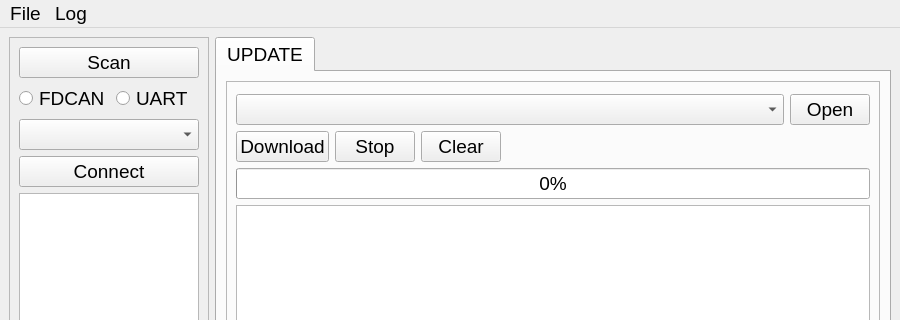
Above: software/fdcan-gui/ui/ui_main.ui from chcbaram/stm32g4-fdcan before the change; both pictures show x 0 to 900 and y 0 to 320 of the 900 by 562 pixel window. Below: the same form after it.
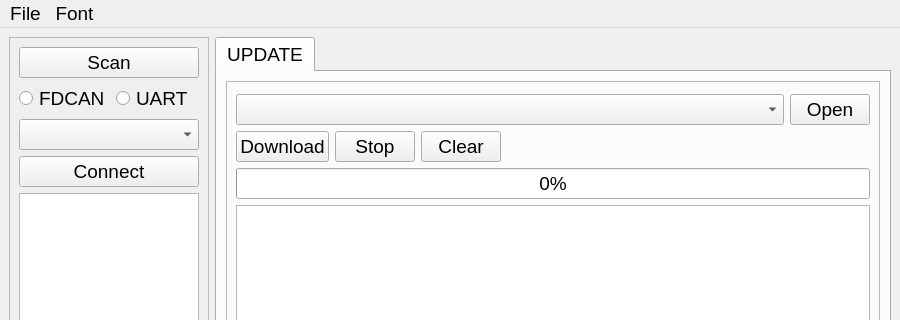
That is the form after the change.

Commit message: 폰트 사이즈 옵션 추가

What changed in the file:
```diff
--- a/software/fdcan-gui/ui/ui_main.ui
+++ b/software/fdcan-gui/ui/ui_main.ui
@@ -263,7 +263,7 @@
    </widget>
    <widget class="QMenu" name="menuLog">
     <property name="title">
-     <string>Log</string>
+     <string>Font</string>
     </property>
     <addaction name="actionClear"/>
    </widget>
```
Left out of the diff: 45 changed lines with no effect on the pictures. The commit also changes 2 other files.
